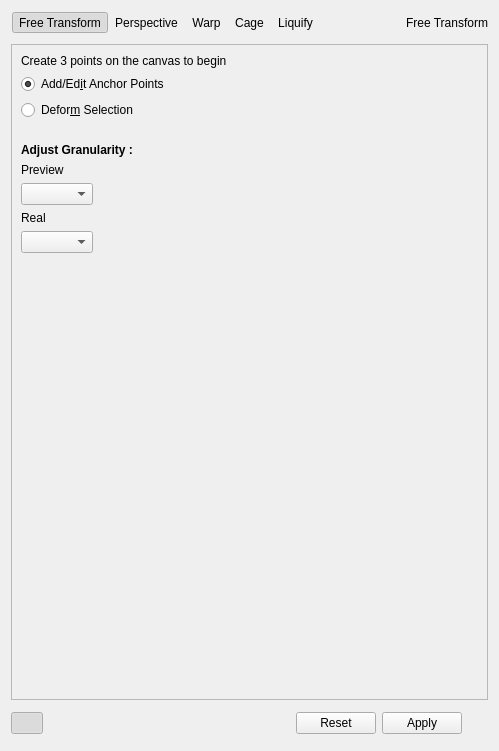
Old version of the form plugins/tools/tool_transform2/wdg_tool_transform.ui in the repository KDE/krita.
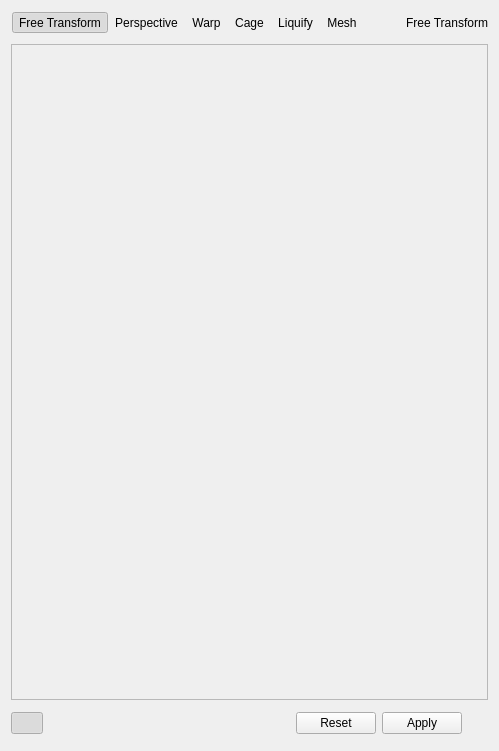
New version of the form. Custom widgets are drawn as their Qt base class.

Commit message:
Implement a first version of KisMeshTransformStrategy
It shoudl handle all the GUI actions for manipulating mesh nodes.

What changed in the file:
```diff
--- a/plugins/tools/tool_transform2/wdg_tool_transform.ui
+++ b/plugins/tools/tool_transform2/wdg_tool_transform.ui
@@ -203,6 +203,25 @@
             </property>
            </widget>
           </item>
+          <item>
+           <widget class="QToolButton" name="meshButton">
+            <property name="toolTip">
+             <string>Mesh</string>
+            </property>
+            <property name="text">
+             <string>Mesh</string>
+            </property>
+            <property name="checkable">
+             <bool>true</bool>
+            </property>
+            <property name="autoExclusive">
+             <bool>true</bool>
+            </property>
+            <property name="autoRaise">
+             <bool>true</bool>
+            </property>
+           </widget>
+          </item>
          </layout>
         </item>
        </layout>
@@ -235,7 +254,7 @@
       <enum>QFrame::Raised</enum>
      </property>
      <property name="currentIndex">
-      <number>2</number>
+      <number>4</number>
      </property>
      <widget class="QWidget" name="freeTransformWidget">
       <layout class="QVBoxLayout" name="verticalLayout">
@@ -2129,6 +2148,7 @@
        </item>
       </layout>
      </widget>
+     <widget class="QWidget" name="meshTransformPage"/>
     </widget>
    </item>
    <item>
```
Left out of the diff: 2 changed lines with no effect on the pictures. The commit also changes 18 other files.
